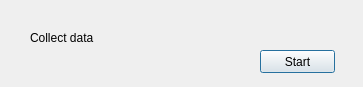
The window that collectdialog.ui (johnsonliu999/cerv) describes before a commit, drawn with Qt 5.
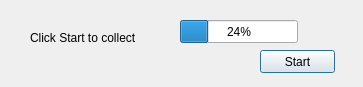
The same window after the commit.

Patch:
```diff
--- a/collectdialog.ui
+++ b/collectdialog.ui
@@ -21,12 +21,12 @@
     <rect>
      <x>30</x>
      <y>30</y>
-     <width>271</width>
+     <width>131</width>
      <height>16</height>
     </rect>
    </property>
    <property name="text">
-    <string>Collect data</string>
+    <string>Click Start to collect</string>
    </property>
   </widget>
   <widget class="QPushButton" name="buttonStart">
@@ -42,6 +42,19 @@
     <string>Start</string>
    </property>
   </widget>
+  <widget class="QProgressBar" name="progressBar">
+   <property name="geometry">
+    <rect>
+     <x>180</x>
+     <y>20</y>
+     <width>118</width>
+     <height>23</height>
+    </rect>
+   </property>
+   <property name="value">
+    <number>24</number>
+   </property>
+  </widget>
  </widget>
  <resources/>
  <connections/>
```
